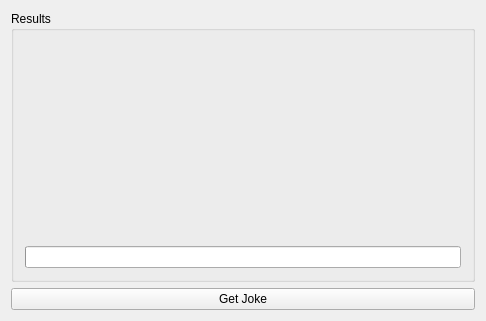
Qt form View/mainwindow.ui (jlgerber/chuckit) before a commit.
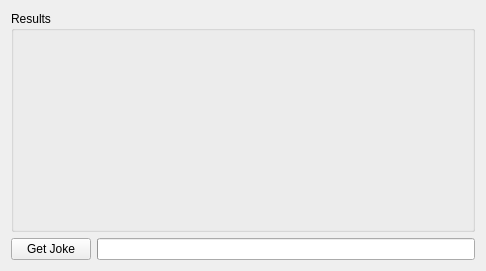
The same form after that commit.

Commit message: combined button and progress bar into vertical layout

Diff of the .ui file:
```diff
--- a/View/mainwindow.ui
+++ b/View/mainwindow.ui
@@ -7,7 +7,7 @@
     <x>0</x>
     <y>0</y>
     <width>486</width>
-    <height>321</height>
+    <height>271</height>
    </rect>
   </property>
   <property name="windowTitle">
@@ -20,6 +20,12 @@
    <layout class="QVBoxLayout" name="verticalLayout_2">
     <item>
      <widget class="QGroupBox" name="gbResults">
+      <property name="sizePolicy">
+       <sizepolicy hsizetype="Preferred" vsizetype="Expanding">
+        <horstretch>0</horstretch>
+        <verstretch>0</verstretch>
+       </sizepolicy>
+      </property>
       <property name="title">
        <string>Results</string>
       </property>
@@ -34,6 +40,18 @@
          </property>
         </widget>
        </item>
+      </layout>
+     </widget>
+    </item>
+    <item>
+     <layout class="QHBoxLayout" name="horizontalLayout">
+      <item>
+       <widget class="QPushButton" name="btnGetJoke">
+        <property name="text">
+         <string>Get Joke</string>
+        </property>
+       </widget>
+      </item>
        <item>
         <widget class="QProgressBar" name="pbBusy">
          <property name="enabled">
@@ -51,14 +69,6 @@
         </widget>
        </item>
       </layout>
-     </widget>
-    </item>
-    <item>
-     <widget class="QPushButton" name="btnGetJoke">
-      <property name="text">
-       <string>Get Joke</string>
-      </property>
-     </widget>
     </item>
    </layout>
   </widget>
```
Lines whose indentation alone changed are shown as unchanged.
